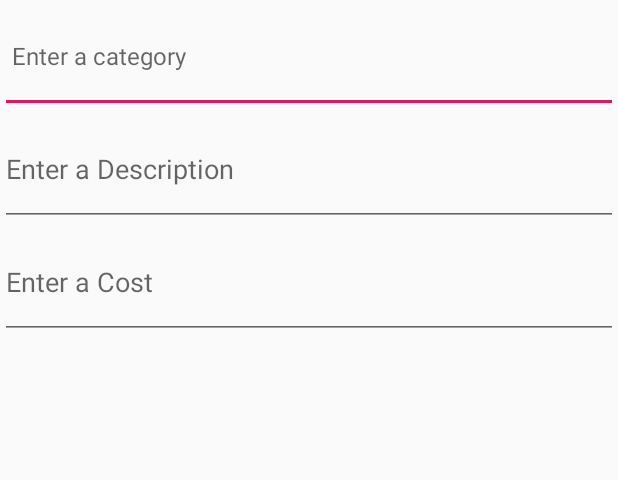
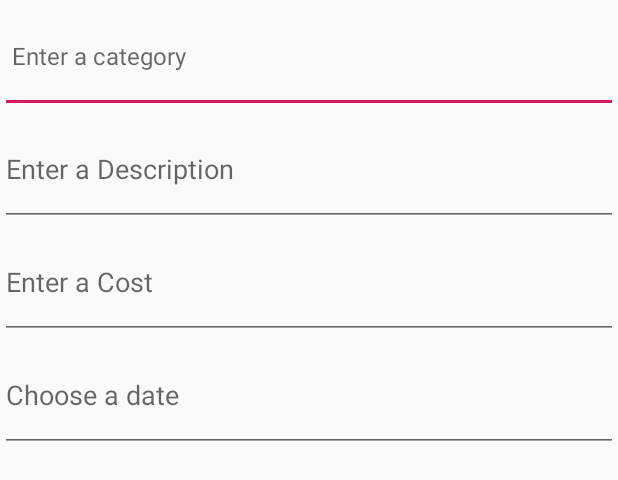
Before and after one commit to yitongni/AndroidProject, an Android app: the layout dialog_layout.xml on its own in the app's theme, with its tools: preview values and no code run, on a phone screen of 412 x 824 dp. Shown: the top 480 px of the screen. Run offline under Robolectric (Android 15) with nearby library versions, the phone set to English and light mode, and no system bars.

Commit message:
Updating UI, deleting some useless lines/files

```diff
--- a/app/src/main/res/layout/activity_budget.xml
+++ b/app/src/main/res/layout/activity_budget.xml
@@ -16,9 +16,8 @@
         android:layout_height="75dp"
         android:layout_toRightOf="@+id/editBudget"
         android:background="#FF44"
-        android:clickable="true"
         android:gravity="center"
-        android:textSize="25dp"/>
+        android:textSize="25dp" />
 
     <Button
         android:id="@+id/addCategory"
--- a/app/src/main/res/layout/dialog_layout.xml
+++ b/app/src/main/res/layout/dialog_layout.xml
@@ -36,13 +36,14 @@
         android:layout_height="75dp"
         android:hint="Enter a Cost"
         android:layout_below="@+id/description"
-        android:inputType="numberDecimal"
-        app:layout_constraintBottom_toBottomOf="parent"
-        app:layout_constraintHorizontal_bias="0.507"
-        app:layout_constraintLeft_toLeftOf="parent"
-        app:layout_constraintRight_toRightOf="parent"
-        app:layout_constraintTop_toTopOf="parent"
-        app:layout_constraintVertical_bias="0.573" />
+        android:inputType="numberDecimal" />
+
+    <EditText
+        android:id="@+id/date"
+        android:layout_width="match_parent"
+        android:layout_height="75dp"
+        android:hint="Choose a date"
+        android:layout_below="@+id/categoryCost" />
 
 
 </RelativeLayout>
```
Also changed, not shown: app/build.gradle (+4 -4 lines), app/src/main/java/com/example/mybudget/BudgetActivity.java (+9 -1 lines).
